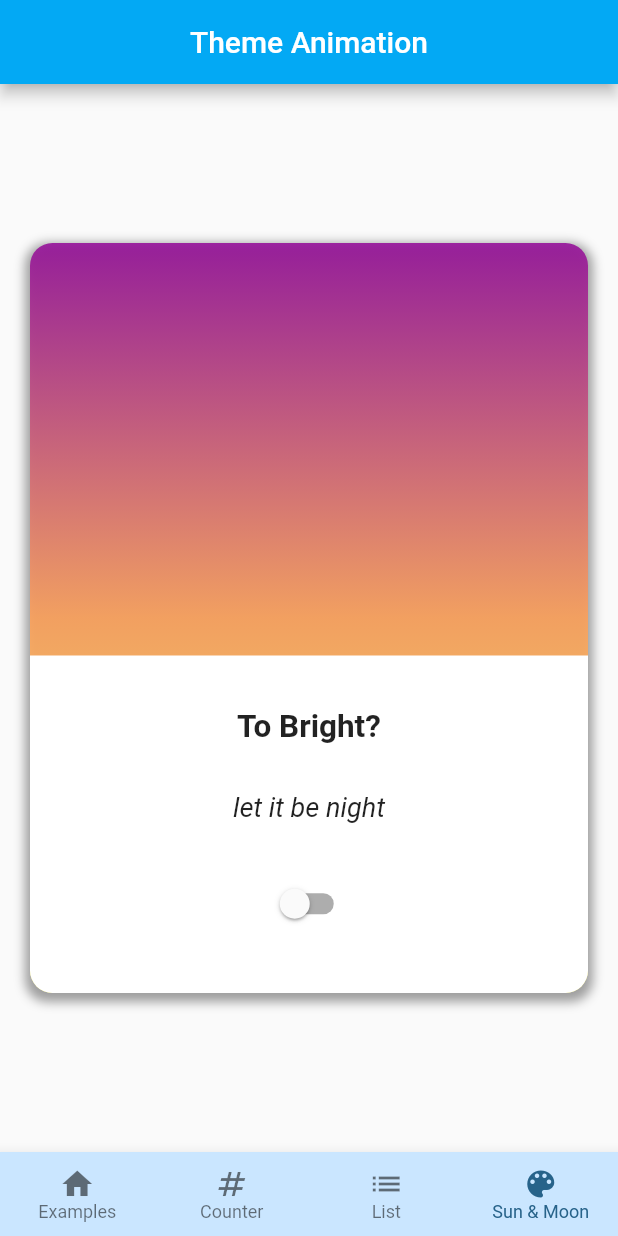
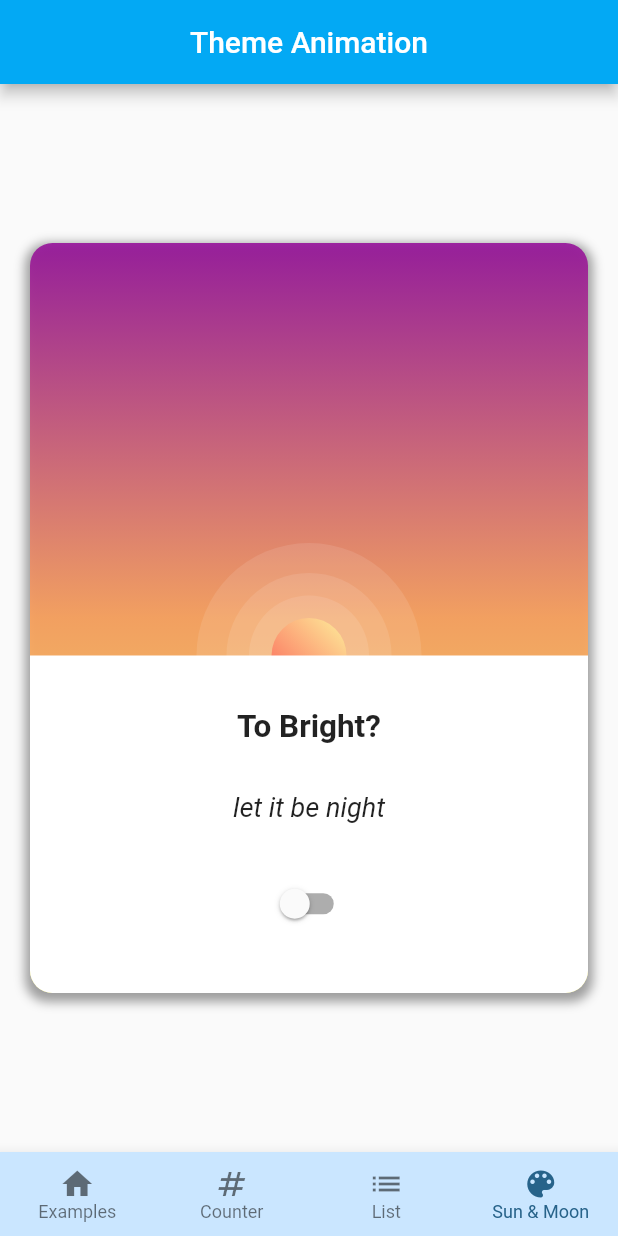
Before and after one commit to sipamungkas/flutter-basic, a Flutter app: the screen it shows after launch, item 4 of the bottom bar chosen, on a phone screen of 412 x 824 dp. Run offline on Flutter 3.47's test engine with Material 2 defaults, Android fonts, the phone set to English and light mode, and no system bars.

Commit message:
feat: add animation sun, star, moon, and refactor it into smaller component

```diff
--- a/lib/presentation/theme_animation/theme_animation_screen.dart
+++ b/lib/presentation/theme_animation/theme_animation_screen.dart
@@ -1,4 +1,8 @@
 import 'package:basic/application/theme_service.dart';
+import 'package:basic/presentation/theme_animation/widgets/animated_star.dart';
+import 'package:basic/presentation/theme_animation/widgets/bottom_card.dart';
+import 'package:basic/presentation/theme_animation/widgets/moon.dart';
+import 'package:basic/presentation/theme_animation/widgets/sun.dart';
 import 'package:flutter/material.dart';
 import 'package:provider/provider.dart';
 
@@ -45,50 +49,51 @@ class ThemeAnimationScreen extends StatelessWidget {
                         begin: Alignment.bottomCenter,
                         end: Alignment.topCenter)),
                 child: Stack(children: [
-                  Align(
-                    alignment: Alignment.bottomCenter,
-                    child: Container(
-                      height: 225,
-                      width: double.infinity,
-                      decoration: BoxDecoration(
-                          color: themeService.isDarkModeOn
-                              ? Colors.grey[800]
-                              : Colors.white,
-                          borderRadius: const BorderRadius.vertical(
-                              bottom: Radius.circular(15))),
-                      child: Column(
-                          mainAxisAlignment: MainAxisAlignment.center,
-                          children: [
-                            Text(
-                              themeService.isDarkModeOn
-                                  ? 'To Dark?'
-                                  : 'To Bright?',
-                              style: const TextStyle(
-                                  fontSize: 21, fontWeight: FontWeight.w700),
-                              textAlign: TextAlign.center,
-                            ),
-                            const SizedBox(
-                              height: 30,
-                            ),
-                            Text(
-                              themeService.isDarkModeOn
-                                  ? 'let the sun rise'
-                                  : 'let it be night',
-                              style: const TextStyle(
-                                  fontSize: 18, fontStyle: FontStyle.italic),
-                              textAlign: TextAlign.center,
-                            ),
-                            const SizedBox(
-                              height: 30,
-                            ),
-                            Switch(
-                                value: themeService.isDarkModeOn,
-                                onChanged: (_) {
-                                  themeService.toggleTheme();
-                                })
-                          ]),
+                  AnimatedStar(
+                    opacity: themeService.isDarkModeOn ? 1 : 0,
+                    top: 150,
+                    right: 50,
+                  ),
+                  AnimatedStar(
+                    opacity: themeService.isDarkModeOn ? 1 : 0,
+                    top: 80,
+                    left: 60,
+                  ),
+                  AnimatedStar(
+                    opacity: themeService.isDarkModeOn ? 1 : 0,
+                    top: 150,
+                    left: 50,
+                  ),
+                  AnimatedStar(
+                    opacity: themeService.isDarkModeOn ? 1 : 0,
+                    top: 50,
+                    right: 100,
+                  ),
+                  AnimatedStar(
+                    opacity: themeService.isDarkModeOn ? 1 : 0,
+                    top: 100,
+                    right: 200,
+                  ),
+                  AnimatedPositioned(
+                    duration: const Duration(milliseconds: 500),
+                    top: themeService.isDarkModeOn ? 100 : 130,
+                    right: themeService.isDarkModeOn ? 100 : -50,
+                    curve: Curves.decelerate,
+                    child: AnimatedOpacity(
+                      opacity: themeService.isDarkModeOn ? 1 : 0,
+                      duration: const Duration(milliseconds: 300),
+                      child: const Moon(),
                     ),
-                  )
+                  ),
+                  AnimatedPadding(
+                    duration: const Duration(milliseconds: 200),
+                    padding: EdgeInsets.only(
+                        top: themeService.isDarkModeOn ? 110 : 50),
+                    child: const Center(child: Sun()),
+                  ),
+                  BottomCard(
+                      isDarkModeOn: themeService.isDarkModeOn,
+                      toggleTheme: themeService.toggleTheme)
                 ]),
               ),
             ),
--- /dev/null
+++ b/lib/presentation/theme_animation/widgets/animated_star.dart
@@ -0,0 +1,32 @@
+import 'package:basic/presentation/theme_animation/widgets/star.dart';
+import 'package:flutter/material.dart';
+
+class AnimatedStar extends StatelessWidget {
+  final double opacity;
+  final double? top;
+  final double? left;
+  final double? right;
+  final double? bottom;
+  const AnimatedStar(
+      {super.key,
+      required this.opacity,
+      this.left,
+      this.right,
+      this.bottom,
+      this.top});
+
+  @override
+  Widget build(BuildContext context) {
+    return Positioned(
+      top: top,
+      left: left,
+      bottom: bottom,
+      right: right,
+      child: AnimatedOpacity(
+        opacity: opacity,
+        duration: const Duration(milliseconds: 200),
+        child: const Star(),
+      ),
+    );
+  }
+}
--- /dev/null
+++ b/lib/presentation/theme_animation/widgets/bottom_card.dart
@@ -0,0 +1,46 @@
+import 'package:flutter/material.dart';
+
+class BottomCard extends StatelessWidget {
+  final bool isDarkModeOn;
+  final Function() toggleTheme;
+  const BottomCard(
+      {super.key, required this.isDarkModeOn, required this.toggleTheme});
+
+  @override
+  Widget build(BuildContext context) {
+    return Align(
+      alignment: Alignment.bottomCenter,
+      child: Container(
+        height: 225,
+        width: double.infinity,
+        decoration: BoxDecoration(
+            color: isDarkModeOn ? Colors.grey[800] : Colors.white,
+            borderRadius:
+                const BorderRadius.vertical(bottom: Radius.circular(15))),
+        child: Column(mainAxisAlignment: MainAxisAlignment.center, children: [
+          Text(
+            isDarkModeOn ? 'To Dark?' : 'To Bright?',
+            style: const TextStyle(fontSize: 21, fontWeight: FontWeight.w700),
+            textAlign: TextAlign.center,
+          ),
+          const SizedBox(
+            height: 30,
+          ),
+          Text(
+            isDarkModeOn ? 'let the sun rise' : 'let it be night',
+            style: const TextStyle(fontSize: 18, fontStyle: FontStyle.italic),
+            textAlign: TextAlign.center,
+          ),
+          const SizedBox(
+            height: 30,
+          ),
+          Switch(
+              value: isDarkModeOn,
+              onChanged: (_) {
+                toggleTheme();
+              })
+        ]),
+      ),
+    );
+  }
+}
--- /dev/null
+++ b/lib/presentation/theme_animation/widgets/moon.dart
@@ -0,0 +1,20 @@
+import 'package:flutter/material.dart';
+
+class Moon extends StatelessWidget {
+  const Moon({super.key});
+
+  @override
+  Widget build(BuildContext context) {
+    return Container(
+      height: 35,
+      width: 35,
+      decoration: const BoxDecoration(
+        shape: BoxShape.circle,
+        gradient: LinearGradient(colors: [
+          Color(0xFF8983F7),
+          Color(0xFFA3DAFB),
+        ], begin: Alignment.bottomLeft, end: Alignment.topRight),
+      ),
+    );
+  }
+}
--- /dev/null
+++ b/lib/presentation/theme_animation/widgets/star.dart
@@ -0,0 +1,24 @@
+import 'package:flutter/material.dart';
+
+class Star extends StatelessWidget {
+  const Star({super.key});
+
+  @override
+  Widget build(BuildContext context) {
+    return Container(
+      width: 2,
+      height: 2,
+      decoration: BoxDecoration(
+        shape: BoxShape.circle,
+        color: const Color(0xFFC9E9FC),
+        boxShadow: [
+          BoxShadow(
+              color: const Color(0xFFC9E9FC).withOpacity(0.5),
+              spreadRadius: 5,
+              blurRadius: 7,
+              offset: const Offset(0, 0))
+        ],
+      ),
+    );
+  }
+}
--- /dev/null
+++ b/lib/presentation/theme_animation/widgets/sun.dart
@@ -0,0 +1,30 @@
+import 'package:basic/presentation/theme_animation/widgets/sun_shine.dart';
+import 'package:flutter/material.dart';
+
+class Sun extends StatelessWidget {
+  const Sun({super.key});
+
+  @override
+  Widget build(BuildContext context) {
+    return SunShine(
+      radius: 150,
+      child: SunShine(
+        radius: 110,
+        child: SunShine(
+          radius: 80,
+          child: Container(
+            height: 50,
+            width: 50,
+            decoration: const BoxDecoration(
+              shape: BoxShape.circle,
+              gradient: LinearGradient(colors: [
+                Color(0xDDFC554F),
+                Color(0xDDFFF79E),
+              ], begin: Alignment.bottomLeft, end: Alignment.topRight),
+            ),
+          ),
+        ),
+      ),
+    );
+  }
+}
--- /dev/null
+++ b/lib/presentation/theme_animation/widgets/sun_shine.dart
@@ -0,0 +1,18 @@
+import 'package:flutter/material.dart';
+
+class SunShine extends StatelessWidget {
+  final double radius;
+  final Widget child;
+  const SunShine({super.key, required this.child, required this.radius});
+
+  @override
+  Widget build(BuildContext context) {
+    return Container(
+      height: radius,
+      width: radius,
+      decoration: BoxDecoration(
+          shape: BoxShape.circle, color: Colors.white.withOpacity(0.1)),
+      child: Center(child: child),
+    );
+  }
+}
```
